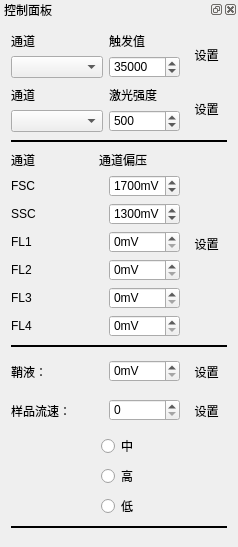
qimo601/FCS, file FCS/Ui/Library/ParamWidget.ui: the form before one commit.
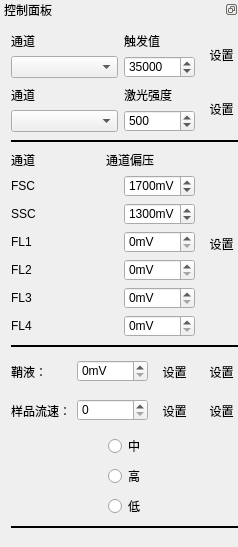
The form after the commit. Icons and pictures are not drawn.

```diff
--- a/FCS/Ui/Library/ParamWidget.ui
+++ b/FCS/Ui/Library/ParamWidget.ui
@@ -148,8 +148,8 @@
            </property>
            <property name="iconSize">
             <size>
-             <width>32</width>
-             <height>32</height>
+             <width>25</width>
+             <height>25</height>
             </size>
            </property>
            <property name="autoRaise">
@@ -247,8 +247,8 @@
            </property>
            <property name="iconSize">
             <size>
-             <width>32</width>
-             <height>32</height>
+             <width>25</width>
+             <height>25</height>
             </size>
            </property>
            <property name="autoRaise">
@@ -576,8 +576,8 @@
            </property>
            <property name="iconSize">
             <size>
-             <width>32</width>
-             <height>32</height>
+             <width>25</width>
+             <height>25</height>
             </size>
            </property>
            <property name="autoRaise">
@@ -664,8 +664,37 @@
            </property>
            <property name="iconSize">
             <size>
-             <width>32</width>
-             <height>32</height>
+             <width>25</width>
+             <height>25</height>
+            </size>
+           </property>
+           <property name="autoRaise">
+            <bool>true</bool>
+           </property>
+          </widget>
+         </item>
+         <item>
+          <widget class="QToolButton" name="setFluidStopBtn">
+           <property name="minimumSize">
+            <size>
+             <width>41</width>
+             <height>31</height>
+            </size>
+           </property>
+           <property name="toolTip">
+            <string>设置鞘液参数</string>
+           </property>
+           <property name="text">
+            <string>设置</string>
+           </property>
+           <property name="icon">
+            <iconset resource="../../FCS.qrc">
+             <normaloff>:/MainWindow/Resources/Images/MainWindow/stop.png</normaloff>:/MainWindow/Resources/Images/MainWindow/stop.png</iconset>
+           </property>
+           <property name="iconSize">
+            <size>
+             <width>25</width>
+             <height>25</height>
             </size>
            </property>
            <property name="autoRaise">
@@ -733,8 +762,37 @@
            </property>
            <property name="iconSize">
             <size>
-             <width>32</width>
-             <height>32</height>
+             <width>25</width>
+             <height>25</height>
+            </size>
+           </property>
+           <property name="autoRaise">
+            <bool>true</bool>
+           </property>
+          </widget>
+         </item>
+         <item>
+          <widget class="QToolButton" name="setSampleStopBtn">
+           <property name="minimumSize">
+            <size>
+             <width>41</width>
+             <height>31</height>
+            </size>
+           </property>
+           <property name="toolTip">
+            <string>设置样品流速</string>
+           </property>
+           <property name="text">
+            <string>设置</string>
+           </property>
+           <property name="icon">
+            <iconset resource="../../FCS.qrc">
+             <normaloff>:/MainWindow/Resources/Images/MainWindow/stop.png</normaloff>:/MainWindow/Resources/Images/MainWindow/stop.png</iconset>
+           </property>
+           <property name="iconSize">
+            <size>
+             <width>25</width>
+             <height>25</height>
             </size>
            </property>
            <property name="autoRaise">
```
Left out of the diff: 27 changed lines with no effect on the pictures.
